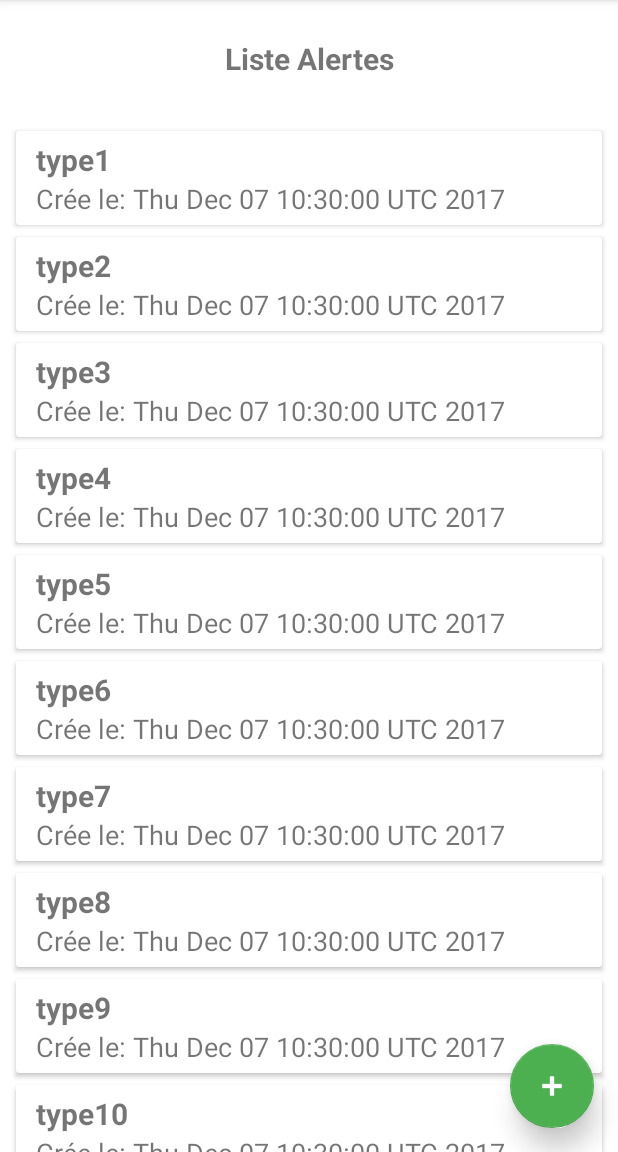
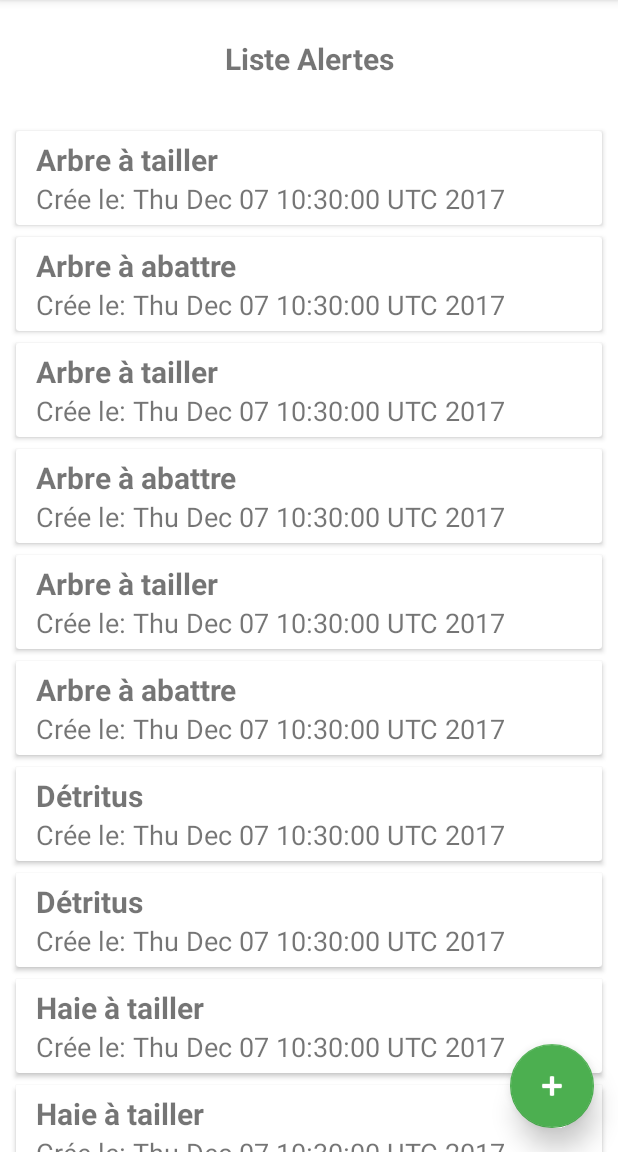
Before and after one commit to Sparow199/CampusAlert, an Android app: the screen it shows after launch (MainActivity), on a phone screen of 412 x 824 dp, the part 84-1236 px from its top. Run offline under Robolectric (Android 15) with nearby library versions, the phone set to English and light mode, and no system bars; our stand-ins replace Room's generated code, data binding; 2 statements that could not run were skipped.

Commit message:
Fix some bugs

```diff
--- a/app/src/main/AndroidManifest.xml
+++ b/app/src/main/AndroidManifest.xml
@@ -13,7 +13,9 @@
         android:supportsRtl="true"
         android:theme="@style/AppTheme">
 
-        <activity android:name=".view.ui.MainActivity">
+        <activity
+            android:name=".view.ui.MainActivity"
+            android:configChanges="orientation|screenSize">
             <intent-filter>
                 <action android:name="android.intent.action.MAIN" />
 
--- a/app/src/main/java/lahzouz/com/campusalert/service/database/InitDatabase.java
+++ b/app/src/main/java/lahzouz/com/campusalert/service/database/InitDatabase.java
@@ -9,21 +9,21 @@ import lahzouz.com.campusalert.service.model.Alert;
 
 public class InitDatabase {
 
-    private static Alert alt1 = new Alert("type1", "desc1", "address1", -10.0, 10.0, new Date());
-    private static Alert alt2 = new Alert("type2", "desc2", "address2", -10.0, 10.0, new Date());
-    private static Alert alt3 = new Alert("type3", "desc3", "address3", -10.0, 10.0, new Date());
-    private static Alert alt4 = new Alert("type4", "desc4", "address4", -10.0, 10.0, new Date());
-    private static Alert alt5 = new Alert("type5", "desc5", "address5", -10.0, 10.0, new Date());
-    private static Alert alt6 = new Alert("type6", "desc6", "address6", -10.0, 10.0, new Date());
-    private static Alert alt7 = new Alert("type7", "desc7", "address7", -10.0, 10.0, new Date());
-    private static Alert alt8 = new Alert("type8", "desc8", "address8", -10.0, 10.0, new Date());
-    private static Alert alt9 = new Alert("type9", "desc9", "address9", -10.0, 10.0, new Date());
-    private static Alert alt10 = new Alert("type10", "desc10", "address10", -10.0, 10.0, new Date());
-    private static Alert alt11 = new Alert("type11", "desc11", "address11", -10.0, 10.0, new Date());
-    private static Alert alt12 = new Alert("type12", "desc12", "address12", -10.0, 10.0, new Date());
-    private static Alert alt13 = new Alert("type13", "desc13", "address13", -10.0, 10.0, new Date());
-    private static Alert alt14 = new Alert("type14", "desc14", "address14", -10.0, 10.0, new Date());
-    private static Alert alt15 = new Alert("type15", "desc15", "address15", -10.0, 10.0, new Date());
+    private static Alert alt1 = new Alert("Arbre à tailler", "Lorem ipsum dolor sit amet, consectetuer adipiscing elit. Aenean commodo ligula eget dolor. Aenean massa. Cum sociis natoque penatibus et magnis dis parturient montes, nascetur ridiculus mus. Donec quam felis, ultricies nec, pellentesque eu, pretium quis, sem. 1", "Cité Scientifique, 59650 Villeneuve-d'Ascq", 50.6091409, 3.1365931, new Date());
+    private static Alert alt2 = new Alert("Arbre à abattre", "Lorem ipsum dolor sit amet, consectetuer adipiscing elit. Aenean commodo ligula eget dolor. Aenean massa. Cum sociis natoque penatibus et magnis dis parturient montes, nascetur ridiculus mus. Donec quam felis, ultricies nec, pellentesque eu, pretium quis, sem. 2", "Cité Scientifique, 59650 Villeneuve-d'Ascq", 50.6091409, 3.1365931, new Date());
+    private static Alert alt3 = new Alert("Arbre à tailler", "Lorem ipsum dolor sit amet, consectetuer adipiscing elit. Aenean commodo ligula eget dolor. Aenean massa. Cum sociis natoque penatibus et magnis dis parturient montes, nascetur ridiculus mus. Donec quam felis, ultricies nec, pellentesque eu, pretium quis, sem. 3", "Cité Scientifique, 59650 Villeneuve-d'Ascq", 50.6091409, 3.1365931, new Date());
+    private static Alert alt4 = new Alert("Arbre à abattre", "Lorem ipsum dolor sit amet, consectetuer adipiscing elit. Aenean commodo ligula eget dolor. Aenean massa. Cum sociis natoque penatibus et magnis dis parturient montes, nascetur ridiculus mus. Donec quam felis, ultricies nec, pellentesque eu, pretium quis, sem. 4", "Cité Scientifique, 59650 Villeneuve-d'Ascq", 50.6091409, 3.1365931, new Date());
+    private static Alert alt5 = new Alert("Arbre à tailler", "Lorem ipsum dolor sit amet, consectetuer adipiscing elit. Aenean commodo ligula eget dolor. Aenean massa. Cum sociis natoque penatibus et magnis dis parturient montes, nascetur ridiculus mus. Donec quam felis, ultricies nec, pellentesque eu, pretium quis, sem. 5", "Cité Scientifique, 59650 Villeneuve-d'Ascq", 50.6091409, 3.1365931, new Date());
+    private static Alert alt6 = new Alert("Arbre à abattre", "Lorem ipsum dolor sit amet, consectetuer adipiscing elit. Aenean commodo ligula eget dolor. Aenean massa. Cum sociis natoque penatibus et magnis dis parturient montes, nascetur ridiculus mus. Donec quam felis, ultricies nec, pellentesque eu, pretium quis, sem. 6", "Cité Scientifique, 59650 Villeneuve-d'Ascq", 50.6091409, 3.1365931, new Date());
+    private static Alert alt7 = new Alert("Détritus", "Lorem ipsum dolor sit amet, consectetuer adipiscing elit. Aenean commodo ligula eget dolor. Aenean massa. Cum sociis natoque penatibus et magnis dis parturient montes, nascetur ridiculus mus. Donec quam felis, ultricies nec, pellentesque eu, pretium quis, sem. 7", "Cité Scientifique, 59650 Villeneuve-d'Ascq", 50.6091409, 3.1365931, new Date());
+    private static Alert alt8 = new Alert("Détritus", "Lorem ipsum dolor sit amet, consectetuer adipiscing elit. Aenean commodo ligula eget dolor. Aenean massa. Cum sociis natoque penatibus et magnis dis parturient montes, nascetur ridiculus mus. Donec quam felis, ultricies nec, pellentesque eu, pretium quis, sem. 8", "Cité Scientifique, 59650 Villeneuve-d'Ascq", 50.6091409, 3.1365931, new Date());
+    private static Alert alt9 = new Alert("Haie à tailler", "Lorem ipsum dolor sit amet, consectetuer adipiscing elit. Aenean commodo ligula eget dolor. Aenean massa. Cum sociis natoque penatibus et magnis dis parturient montes, nascetur ridiculus mus. Donec quam felis, ultricies nec, pellentesque eu, pretium quis, sem. 9", "Cité Scientifique, 59650 Villeneuve-d'Ascq", 50.6091409, 3.1365931, new Date());
+    private static Alert alt10 = new Alert("Haie à tailler", "Lorem ipsum dolor sit amet, consectetuer adipiscing elit. Aenean commodo ligula eget dolor. Aenean massa. Cum sociis natoque penatibus et magnis dis parturient montes, nascetur ridiculus mus. Donec quam felis, ultricies nec, pellentesque eu, pretium quis, sem. 10", "Cité Scientifique, 59650 Villeneuve-d'Ascq", 50.6091409, 3.1365931, new Date());
+    private static Alert alt11 = new Alert("Mauvaise herbe", "Lorem ipsum dolor sit amet, consectetuer adipiscing elit. Aenean commodo ligula eget dolor. Aenean massa. Cum sociis natoque penatibus et magnis dis parturient montes, nascetur ridiculus mus. Donec quam felis, ultricies nec, pellentesque eu, pretium quis, sem. 11", "Cité Scientifique, 59650 Villeneuve-d'Ascq", 50.6091409, 3.1365931, new Date());
+    private static Alert alt12 = new Alert("Mauvaise herbe", "Lorem ipsum dolor sit amet, consectetuer adipiscing elit. Aenean commodo ligula eget dolor. Aenean massa. Cum sociis natoque penatibus et magnis dis parturient montes, nascetur ridiculus mus. Donec quam felis, ultricies nec, pellentesque eu, pretium quis, sem. 12", "Cité Scientifique, 59650 Villeneuve-d'Ascq", 50.6091409, 3.1365931, new Date());
+    private static Alert alt13 = new Alert("Mauvaise herbe", "Lorem ipsum dolor sit amet, consectetuer adipiscing elit. Aenean commodo ligula eget dolor. Aenean massa. Cum sociis natoque penatibus et magnis dis parturient montes, nascetur ridiculus mus. Donec quam felis, ultricies nec, pellentesque eu, pretium quis, sem. 13", "Cité Scientifique, 59650 Villeneuve-d'Ascq", 50.6091409, 3.1365931, new Date());
+    private static Alert alt14 = new Alert("Autre", "Lorem ipsum dolor sit amet, consectetuer adipiscing elit. Aenean commodo ligula eget dolor. Aenean massa. Cum sociis natoque penatibus et magnis dis parturient montes, nascetur ridiculus mus. Donec quam felis, ultricies nec, pellentesque eu, pretium quis, sem. 14", "Cité Scientifique, 59650 Villeneuve-d'Ascq", 50.6091409, 3.1365931, new Date());
+    private static Alert alt15 = new Alert("Autre", "Lorem ipsum dolor sit amet, consectetuer adipiscing elit. Aenean commodo ligula eget dolor. Aenean massa. Cum sociis natoque penatibus et magnis dis parturient montes, nascetur ridiculus mus. Donec quam felis, ultricies nec, pellentesque eu, pretium quis, sem. 15", "Cité Scientifique, 59650 Villeneuve-d'Ascq", 50.6091409, 3.1365931, new Date());
     private static List<Alert> alerts = new ArrayList<>();
 
     public static List<Alert> initAlertList() {
--- a/app/src/main/java/lahzouz/com/campusalert/view/ui/MainActivity.java
+++ b/app/src/main/java/lahzouz/com/campusalert/view/ui/MainActivity.java
@@ -20,12 +20,14 @@ public class MainActivity extends AppCompatActivity {
     protected void onCreate(@Nullable Bundle savedInstanceState) {
         super.onCreate(savedInstanceState);
         setContentView(R.layout.activity_main);
+
         // Add alert list fragment if this is first creation
         if (savedInstanceState == null) {
             AlertListFragment fragment = new AlertListFragment();
             getSupportFragmentManager().beginTransaction()
                     .add(R.id.fragment_container, fragment, AlertListFragment.TAG).commit();
         }
+
         viewModelList = ViewModelProviders.of(this).get(AlertListViewModel.class);
         this.getLifecycle().addObserver(viewModelList);
     }
--- a/app/src/main/java/lahzouz/com/campusalert/viewmodel/AlertViewModel.java
+++ b/app/src/main/java/lahzouz/com/campusalert/viewmodel/AlertViewModel.java
@@ -63,7 +63,7 @@ public class AlertViewModel extends AndroidViewModel {
                     Log.e("location",strbu.toString() );
 
                     address=results.get(0).getAddressLine(0);
-                    locationLiveData.setValue(location);
+                    locationLiveData.postValue(location);
 
                 } catch (IOException e) {
                     e.printStackTrace();
```
Also changed, not shown: app/src/main/java/lahzouz/com/campusalert/service/localisation/LocationProvider.java (+5 -12 lines), app/src/main/java/lahzouz/com/campusalert/view/ui/AlertNewFragment.java (+50 -49 lines), app/src/main/res/layout/fragment_alert_new.xml (+8 -9 lines).
